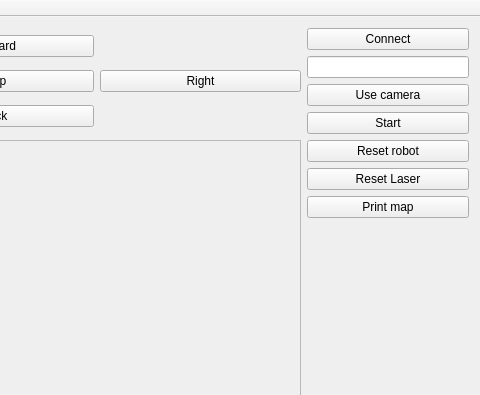
tom-jurov/RMR-project, file demoRMR/mainwindow.ui: the form before one commit; both pictures show x 324 to 804 and y 0 to 395 of the 804 by 686 pixel window.
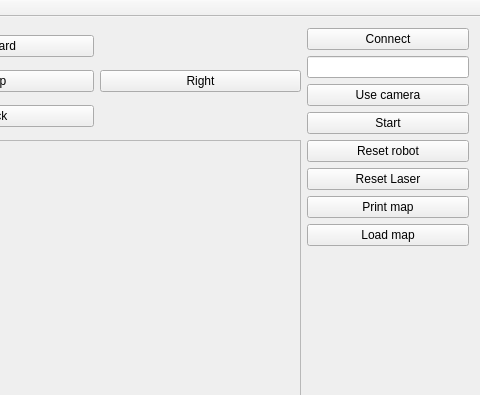
The form after the commit.

What changed in the file:
```diff
--- a/demoRMR/mainwindow.ui
+++ b/demoRMR/mainwindow.ui
@@ -230,6 +230,25 @@
         </property>
        </widget>
       </item>
+      <item>
+       <widget class="QPushButton" name="pushButton_12">
+        <property name="sizePolicy">
+         <sizepolicy hsizetype="Fixed" vsizetype="Fixed">
+          <horstretch>0</horstretch>
+          <verstretch>0</verstretch>
+         </sizepolicy>
+        </property>
+        <property name="minimumSize">
+         <size>
+          <width>162</width>
+          <height>0</height>
+         </size>
+        </property>
+        <property name="text">
+         <string>Load map</string>
+        </property>
+       </widget>
+      </item>
       <item>
        <spacer name="verticalSpacer">
         <property name="orientation">
```
Left out of the diff: 14 changed lines with no effect on the pictures.
